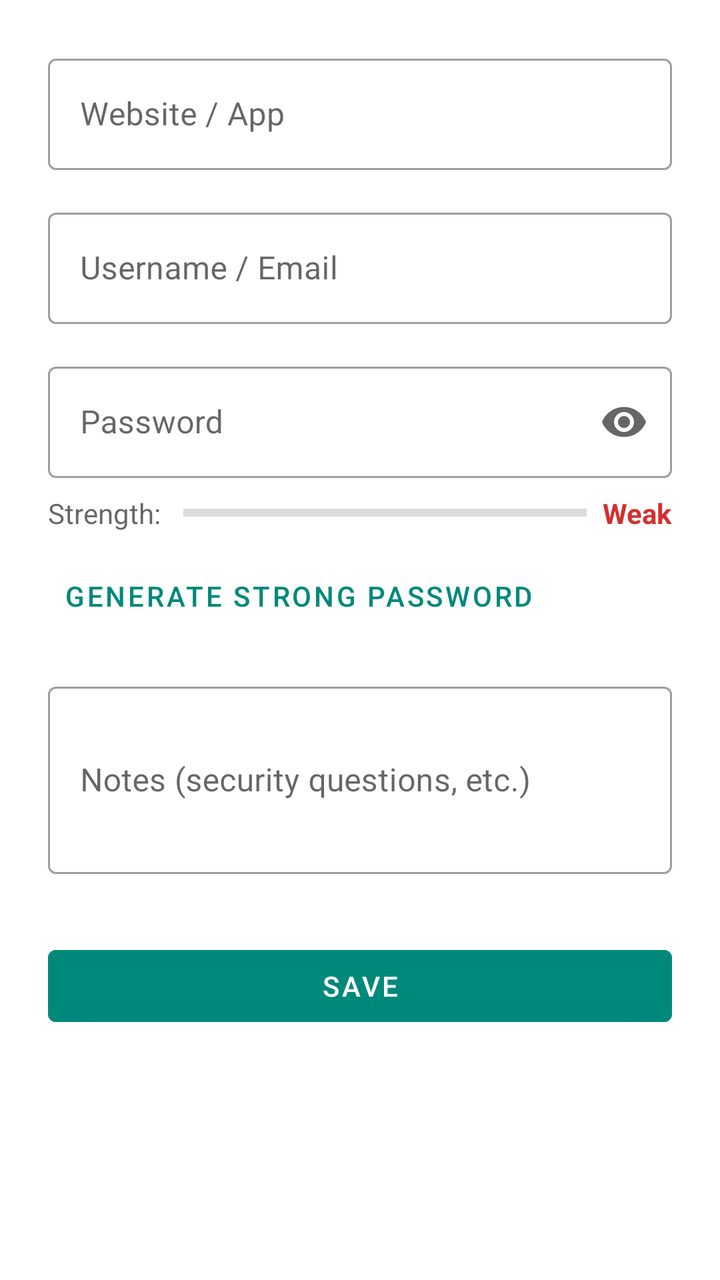
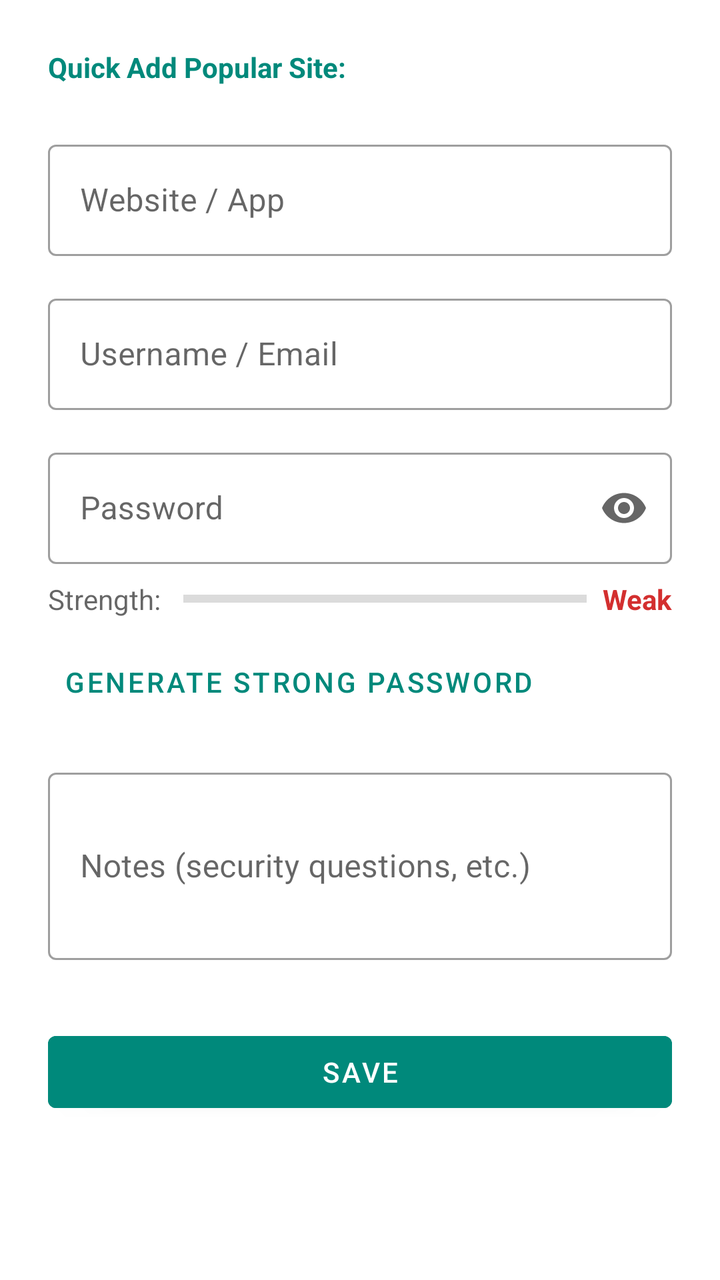

An Android layout rendered at two revisions. The XML below is the earlier revision; the diff shows what the commit changed to produce the second picture.
<!-- AndroidManifest.xml: application theme Theme.SecurePass -->
<!-- res/layout/activity_add_edit.xml -->
<?xml version="1.0" encoding="utf-8"?>
<ScrollView xmlns:android="http://schemas.android.com/apk/res/android"
    xmlns:app="http://schemas.android.com/apk/res-auto"
    android:layout_width="match_parent"
    android:layout_height="match_parent"
    android:fillViewport="true"
    android:fitsSystemWindows="true">

    <LinearLayout
        android:layout_width="match_parent"
        android:layout_height="wrap_content"
        android:orientation="vertical"
        android:padding="24dp">

        <com.google.android.material.textfield.TextInputLayout
            android:layout_width="match_parent"
            android:layout_height="wrap_content"
            android:hint="Website / App"
            style="@style/Widget.MaterialComponents.TextInputLayout.OutlinedBox">

            <com.google.android.material.textfield.TextInputEditText
                android:id="@+id/etWebsite"
                android:layout_width="match_parent"
                android:layout_height="wrap_content"
                android:inputType="textUri"/>
        </com.google.android.material.textfield.TextInputLayout>

        <com.google.android.material.textfield.TextInputLayout
            android:layout_width="match_parent"
            android:layout_height="wrap_content"
            android:hint="Username / Email"
            android:layout_marginTop="16dp"
            style="@style/Widget.MaterialComponents.TextInputLayout.OutlinedBox">

            <com.google.android.material.textfield.TextInputEditText
                android:id="@+id/etUsername"
                android:layout_width="match_parent"
                android:layout_height="wrap_content"
                android:inputType="textEmailAddress"/>
        </com.google.android.material.textfield.TextInputLayout>

        <com.google.android.material.textfield.TextInputLayout
            android:layout_width="match_parent"
            android:layout_height="wrap_content"
            android:hint="Password"
            android:layout_marginTop="16dp"
            style="@style/Widget.MaterialComponents.TextInputLayout.OutlinedBox"
            app:endIconMode="password_toggle">

            <com.google.android.material.textfield.TextInputEditText
                android:id="@+id/etPassword"
                android:layout_width="match_parent"
                android:layout_height="wrap_content"
                android:inputType="textPassword"/>
        </com.google.android.material.textfield.TextInputLayout>

        
        <LinearLayout
            android:layout_width="match_parent"
            android:layout_height="wrap_content"
            android:orientation="horizontal"
            android:gravity="center_vertical"
            android:layout_marginTop="8dp">

            <TextView
                android:id="@+id/tvStrengthLabel"
                android:layout_width="wrap_content"
                android:layout_height="wrap_content"
                android:text="Strength: "
                android:textSize="14sp"
                android:textColor="?android:attr/textColorSecondary"/>

            <ProgressBar
                android:id="@+id/progressStrength"
                style="@android:style/Widget.Material.ProgressBar.Horizontal"
                android:layout_width="0dp"
                android:layout_height="8dp"
                android:layout_weight="1"
                android:max="100"
                android:progress="0"
                android:layout_marginEnd="8dp"
                android:layout_marginStart="8dp"
                android:progressBackgroundTint="?android:attr/textColorTertiary"/>

            <TextView
                android:id="@+id/tvStrengthText"
                android:layout_width="wrap_content"
                android:layout_height="wrap_content"
                android:text="Weak"
                android:textSize="14sp"
                android:textStyle="bold"
                android:textColor="#D32F2F"/>
        </LinearLayout>

        <Button
            android:id="@+id/btnGeneratePassword"
            android:layout_width="wrap_content"
            android:layout_height="wrap_content"
            android:text="Generate Strong Password"
            style="@style/Widget.MaterialComponents.Button.TextButton"
            android:textColor="?attr/colorPrimary"
            android:layout_marginTop="8dp"/>

        <com.google.android.material.textfield.TextInputLayout
            android:layout_width="match_parent"
            android:layout_height="wrap_content"
            android:hint="Notes (security questions, etc.)"
            android:layout_marginTop="16dp"
            style="@style/Widget.MaterialComponents.TextInputLayout.OutlinedBox">

            <com.google.android.material.textfield.TextInputEditText
                android:id="@+id/etNotes"
                android:layout_width="match_parent"
                android:layout_height="wrap_content"
                android:inputType="textMultiLine"
                android:minLines="3"/>
        </com.google.android.material.textfield.TextInputLayout>

        <Button
            android:id="@+id/btnSave"
            android:layout_width="match_parent"
            android:layout_height="wrap_content"
            android:text="Save"
            android:layout_marginTop="32dp"
            android:backgroundTint="?attr/colorPrimary"
            android:textColor="?attr/colorOnPrimary"
            style="@style/Widget.MaterialComponents.Button"/>
    </LinearLayout>
</ScrollView>
<!-- resources referenced by this layout -->
<resources>
  <style name="Theme.SecurePass" parent="Theme.MaterialComponents.DayNight.NoActionBar">
          
          <item name="colorPrimary">@color/palette_teal_primary</item>
          <item name="colorOnPrimary">@color/white</item>
          
          <item name="colorSecondary">#FFB300</item>
          <item name="colorOnSecondary">#000000</item>
          
          <item name="android:statusBarColor">@color/palette_teal_variant</item>
          
          <item name="android:windowBackground">?android:attr/colorBackground</item>
      </style>
  <color name="palette_teal_primary">#00897B</color>
  <color name="white">#FFFFFFFF</color>
  <color name="palette_teal_variant">#00695C</color>
</resources>

<!-- the commit's change to res/layout/activity_add_edit.xml (unified diff, before → after) -->
@@ -11,6 +11,30 @@
         android:layout_height="wrap_content"
         android:orientation="vertical"
         android:padding="24dp">
+
+        
+        <TextView
+            android:layout_width="wrap_content"
+            android:layout_height="wrap_content"
+            android:text="Quick Add Popular Site:"
+            android:textSize="14sp"
+            android:textStyle="bold"
+            android:textColor="?attr/colorPrimary"
+            android:layout_marginBottom="8dp"/>
+
+        <HorizontalScrollView
+            android:layout_width="match_parent"
+            android:layout_height="wrap_content"
+            android:scrollbars="none"
+            android:layout_marginBottom="16dp">
+
+            <com.google.android.material.chip.ChipGroup
+                android:id="@+id/chipGroupPresets"
+                android:layout_width="wrap_content"
+                android:layout_height="wrap_content"
+                app:singleLine="true">
+            </com.google.android.material.chip.ChipGroup>
+        </HorizontalScrollView>
 
         <com.google.android.material.textfield.TextInputLayout
             android:layout_width="match_parent"
